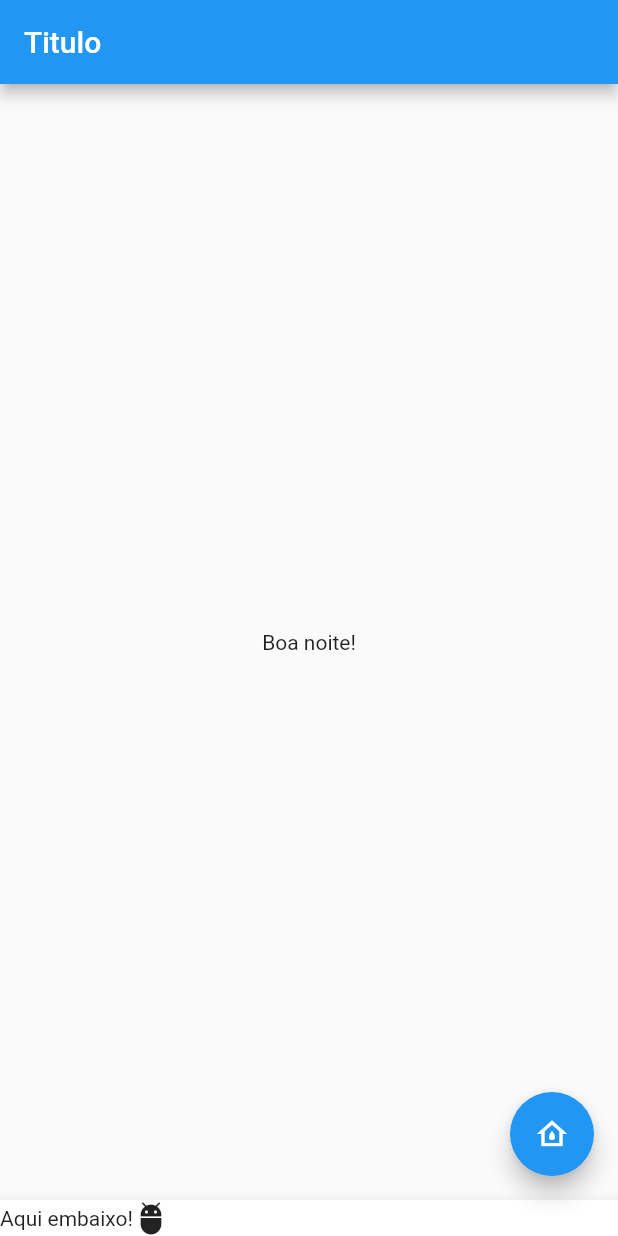
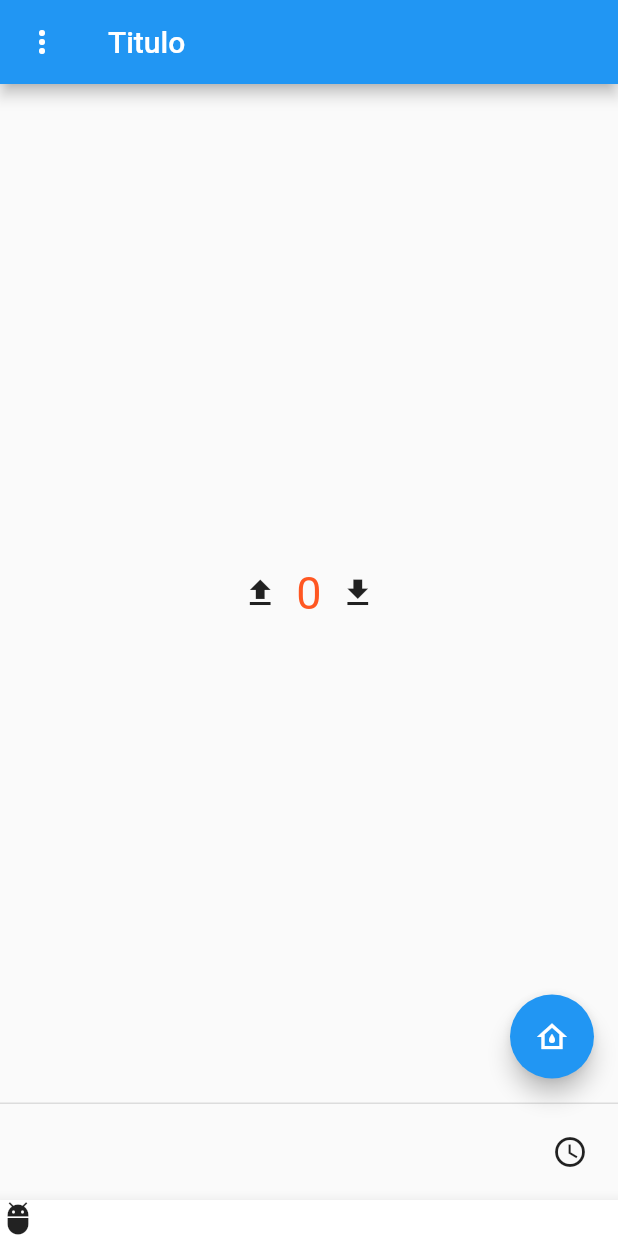
Before and after one commit to esensato/mobile-2021-02, a Flutter app: the screen it shows after launch, on a phone screen of 412 x 824 dp. Run offline on Flutter 3.47's test engine with Material 2 defaults, Android fonts, the light colour scheme and no system bars.

Commit message:
Aula 25/10

```diff
--- a/alo_flutter/lib/app.dart
+++ b/alo_flutter/lib/app.dart
@@ -1,8 +1,21 @@
+import 'package:alo_flutter/item_menu.dart';
 import 'package:flutter/material.dart';
 
-class App extends StatelessWidget {
+class App extends StatefulWidget {
+
+  @override
+  State<App> createState() => _AppState();
+
+}
+
+class _AppState extends State<App> {
 
   String msg = 'Boa noite!';
+  String hora = '12:00';
+  int contador = 0;
+
+   final listaItensMenu = [ItemMenu(titulo: "Foto", icone: Icon(Icons.camera_alt, color: Colors.blue,)),
+     ItemMenu(titulo: "Sair", icone: Icon(Icons.transit_enterexit, color: Colors.blue,))];
 
   @override
   Widget build(BuildContext context) {
@@ -11,21 +24,66 @@ class App extends StatelessWidget {
                        home: Scaffold(
                          appBar: AppBar(
                            title: Text('Titulo'),
+                           leading: PopupMenuButton<ItemMenu>(
+                           itemBuilder: (BuildContext ctx) {
+                             return listaItensMenu.map((e) {
+                               return PopupMenuItem<ItemMenu>(child: Row(children: [
+                                 e.icone,
+                                 Text(e.titulo)
+                               ],
+                               )
+                               );
+                             }).toList();
+                            },
+                           )
                          ),
-                         body: Center(child: Text(this.msg),),
-                         bottomNavigationBar: BottomAppBar(child: Row(children: [
-                           Text('Aqui embaixo!'),
-                           Icon(Icons.adb_outlined)
-                         ],)),
+                         body: Center(child: Row(mainAxisAlignment: MainAxisAlignment.center,
+                             children:[
+                           IconButton(onPressed: (){
+                             setState(() {
+                               this.contador++;
+                             });
+                           }, icon: Icon(Icons.upload_sharp)),
+                           Text('${this.contador}',
+                             style: TextStyle(color: Colors.deepOrange, fontSize: 30)
+                         ),
+                           IconButton(onPressed: (){
+                             setState(() {
+                               this.contador--;
+                             });
+                           }, icon: Icon(Icons.download_sharp)),
+                         ]),
+
+                         ),
+                         bottomNavigationBar: BotaoPersonalizado(),
                          floatingActionButton: FloatingActionButton(
                            child: Icon(Icons.water_damage_outlined),
                            onPressed: () {
-                             this.msg = 'Bom dia';
+                             setState(() {
+                               this.hora = "15:00";
+                               this.msg = 'Bom dia';
+                             });
                              print('Clicou!!!!');
                            },
                          ),
+                         persistentFooterButtons: [IconButton(onPressed: () {
+                           print ('Clicou!');
+                         }, icon: Icon(Icons.access_time))],
                        ),
     );
   }
 
 }
+
+class BotaoPersonalizado extends StatelessWidget {
+
+  final String hora = '';
+
+  @override
+  Widget build(BuildContext context) {
+    return BottomAppBar(child: Row(children: [
+      Text(this.hora),
+      Icon(Icons.adb_outlined)
+    ],));
+  }
+}
--- /dev/null
+++ b/alo_flutter/lib/item_menu.dart
@@ -0,0 +1,10 @@
+import 'package:flutter/material.dart';
+
+class ItemMenu {
+
+  final String titulo;
+  final Icon icone;
+
+  ItemMenu({this.titulo = '', this.icone = const Icon(Icons.upload_sharp)});
+
+}
```
